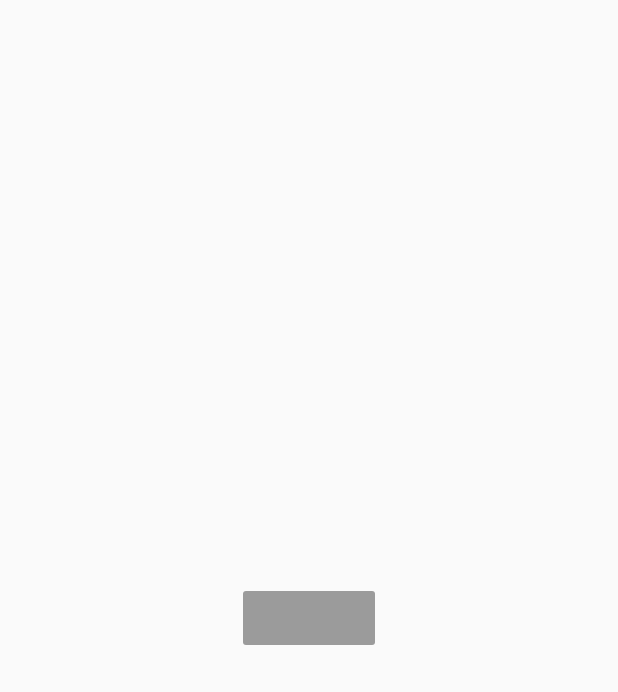
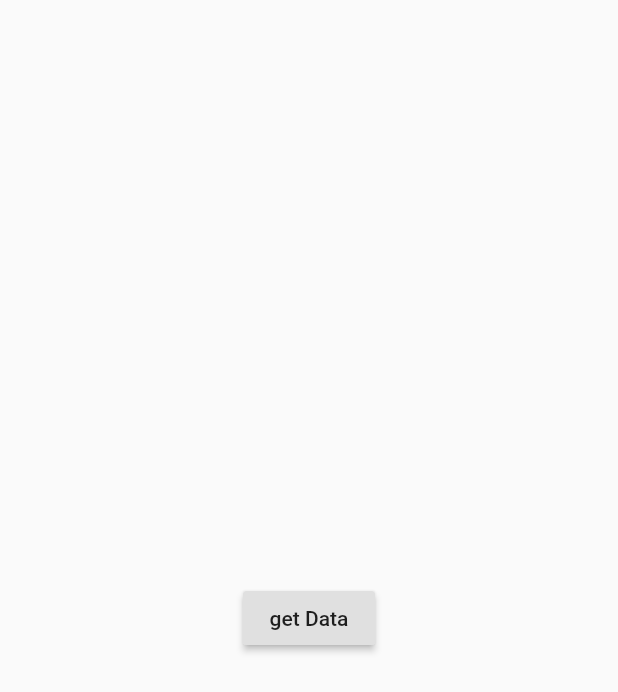
Before and after one commit to JAICHANGPARK/flutter_chart_101, a Flutter app: the HttpTest screen opened directly, on a phone screen of 412 x 824 dp. Shown: the top 692 px of the screen. Run offline on Flutter 3.47's test engine with Material 2 defaults, Android fonts, the phone set to English and light mode, and no system bars; our stand-ins replace charts_flutter.

Commit message:
Update http_page.dart

```diff
--- a/lib/http_page.dart
+++ b/lib/http_page.dart
@@ -1,6 +1,7 @@
 import 'package:flutter/material.dart';
 import 'dart:async';
-import 'package:http/http.dart';
+import 'dart:convert' as json;
+import 'package:http/http.dart' as http;
 
 class HttpTestPage extends StatelessWidget {
   @override
@@ -17,11 +18,27 @@ class HttpTest extends StatefulWidget {
 }
 
 class _HttpTestState extends State<HttpTest> {
+  // 함수
+  // 비동기 처리
+  Future<String> getData() async {
+    var response = await http.get(Uri.encodeFull("https://jsonplaceholder.typicode.com/posts"),
+    headers: {
+      "Accept" : "application/json"
+    });
+    print(response.body);
+
+    List data = json.jsonDecode(response.body);
+    print(data);
+  }
+
   @override
   Widget build(BuildContext context) {
     return Scaffold(
       body: Center(
-        child: RaisedButton(onPressed: null),
+        child: RaisedButton(
+          onPressed: getData,
+          child: Text("get Data"),
+        ),
       ),
     );
   }
```
